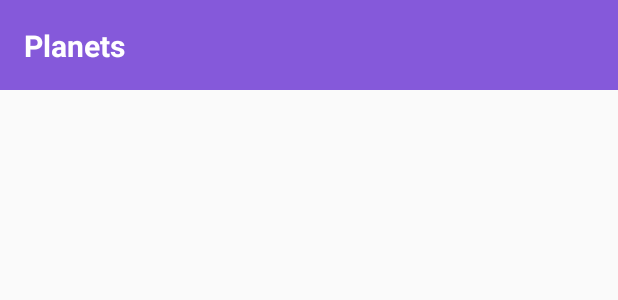
After one commit to OganBelema/CreaturesApp, an Android app: the layout list_item_planet_header.xml on its own in the app's theme, with its tools: preview values and no code run, on a phone screen of 412 x 824 dp. The commit adds this screen. Shown: the top 300 px of the screen. Run offline under Robolectric (Android 15) with nearby library versions, the phone set to English and light mode, and no system bars.

Commit message:
Add header for favorite creatures grouping them into planets

```diff
--- /dev/null
+++ b/app/src/main/java/com/raywenderlich/android/creatures/model/Header.kt
@@ -0,0 +1,6 @@
+package com.raywenderlich.android.creatures.model
+
+/**
+ * Created by Belema Ogan on 2019-08-27.
+ */
+data class Header (val name: String)
--- a/app/src/main/java/com/raywenderlich/android/creatures/ui/FavoritesFragment.kt
+++ b/app/src/main/java/com/raywenderlich/android/creatures/ui/FavoritesFragment.kt
@@ -78,7 +78,7 @@ class FavoritesFragment : Fragment() {
     override fun onResume() {
         super.onResume()
         context?.let {
-            creatureAdapter.submitList(CreatureStore.getFavoriteCreatures(it))
+            creatureAdapter.submitList(CreatureStore.getFavoriteComposite(it))
         }
     }
 }
--- /dev/null
+++ b/app/src/main/res/layout/list_item_planet_header.xml
@@ -0,0 +1,34 @@
+<?xml version="1.0" encoding="utf-8"?>
+<layout xmlns:android="http://schemas.android.com/apk/res/android"
+    xmlns:app="http://schemas.android.com/apk/res-auto"
+    xmlns:tools="http://schemas.android.com/tools">
+
+    <data>
+        <variable
+            name="header"
+            type="com.raywenderlich.android.creatures.model.Header" />
+    </data>
+
+    <android.support.constraint.ConstraintLayout
+        android:layout_width="match_parent"
+        android:layout_height="@dimen/header_height"
+        android:background="@color/colorAccent">
+
+        <TextView
+            android:id="@+id/headerNameTextView"
+            android:layout_width="wrap_content"
+            android:layout_height="wrap_content"
+            android:layout_marginStart="@dimen/padding_standard"
+            android:layout_marginTop="@dimen/padding_standard"
+            android:layout_marginBottom="@dimen/padding_standard"
+            android:textColor="@android:color/white"
+            android:textSize="@dimen/creature_name_text_size"
+            android:textStyle="bold"
+            android:text="@{header.name}"
+            app:layout_constraintBottom_toBottomOf="parent"
+            app:layout_constraintStart_toStartOf="parent"
+            app:layout_constraintTop_toTopOf="parent"
+            tools:text="Planets" />
+
+    </android.support.constraint.ConstraintLayout>
+</layout>
--- a/app/src/main/res/values/dimens.xml
+++ b/app/src/main/res/values/dimens.xml
@@ -20,4 +20,5 @@
     <dimen name="creature_card_grid_layout_margin">16dp</dimen>
     <dimen name="list_item_divider_height">2dp</dimen>
     <dimen name="list_item_with_divider_height">132dp</dimen>
+    <dimen name="header_height">60dp</dimen>
 </resources>
```
Also changed, not shown: app/src/main/java/com/raywenderlich/android/creatures/model/CompositeItem.kt (added, +35 -0 lines), app/src/main/java/com/raywenderlich/android/creatures/model/CreatureStore.kt (+16 -0 lines), app/src/main/java/com/raywenderlich/android/creatures/ui/CompositeDiffUtil.kt (added, +17 -0 lines), app/src/main/java/com/raywenderlich/android/creatures/ui/CreatureAdapter.kt (+22 -5 lines), app/src/main/java/com/raywenderlich/android/creatures/ui/CreatureItemViewHolder.kt (+8 -6 lines), app/src/main/java/com/raywenderlich/android/creatures/ui/HeaderViewHolder.kt (added, +27 -0 lines), app/src/main/java/com/raywenderlich/android/creatures/ui/ViewType.kt (added, +9 -0 lines).
